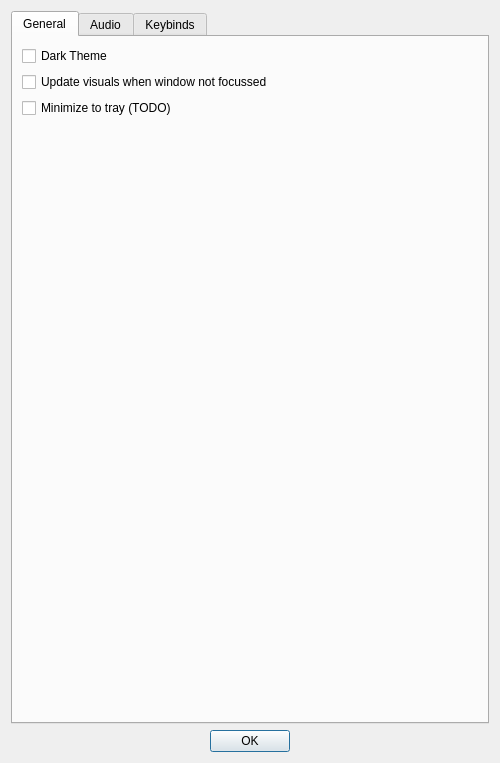
Above: src/Dialog/dialogsettings.ui from defaultsamson/Soundboard before the change. Below: the same form after it.
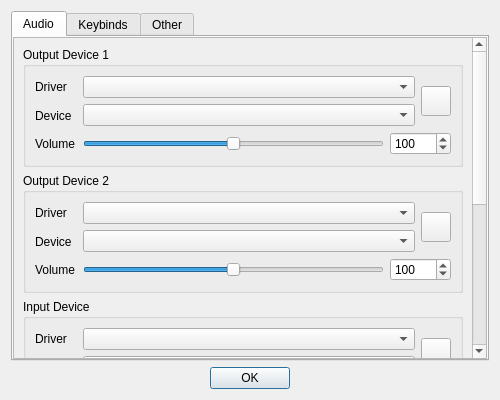
That is the form after the change. The open tabs and pages were chosen to show the change. Icons and pictures are not drawn. Custom widgets are drawn as their Qt base class.

Commit message: Changed default settings menu

```diff
--- a/src/Dialog/dialogsettings.ui
+++ b/src/Dialog/dialogsettings.ui
@@ -7,7 +7,7 @@
     <x>0</x>
     <y>0</y>
     <width>500</width>
-    <height>763</height>
+    <height>400</height>
    </rect>
   </property>
   <property name="windowTitle">
@@ -25,47 +25,6 @@
      <property name="currentIndex">
       <number>1</number>
      </property>
-     <widget class="QWidget" name="tab">
-      <attribute name="title">
-       <string>General</string>
-      </attribute>
-      <layout class="QVBoxLayout" name="verticalLayout_6">
-       <item>
-        <widget class="QCheckBox" name="checkBoxDarkTheme">
-         <property name="text">
-          <string>Dark Theme</string>
-         </property>
-        </widget>
-       </item>
-       <item>
-        <widget class="QCheckBox" name="checkBoxFocusVisuals">
-         <property name="text">
-          <string>Update visuals when window not focussed</string>
-         </property>
-        </widget>
-       </item>
-       <item>
-        <widget class="QCheckBox" name="checkBoxTrayMinimize">
-         <property name="text">
-          <string>Minimize to tray (TODO)</string>
-         </property>
-        </widget>
-       </item>
-       <item>
-        <spacer name="verticalSpacer_2">
-         <property name="orientation">
-          <enum>Qt::Vertical</enum>
-         </property>
-         <property name="sizeHint" stdset="0">
-          <size>
-           <width>20</width>
-           <height>40</height>
-          </size>
-         </property>
-        </spacer>
-       </item>
-      </layout>
-     </widget>
      <widget class="QWidget" name="tab_2">
       <attribute name="title">
        <string>Audio</string>
@@ -1077,6 +1036,40 @@
        </item>
       </layout>
      </widget>
+     <widget class="QWidget" name="tab_4">
+      <attribute name="title">
+       <string>Other</string>
+      </attribute>
+      <layout class="QVBoxLayout" name="verticalLayout_23">
+       <item>
+        <widget class="QCheckBox" name="checkBoxDarkTheme">
+         <property name="text">
+          <string>Dark Theme</string>
+         </property>
+        </widget>
+       </item>
+       <item>
+        <widget class="QCheckBox" name="checkBoxTrayMinimize">
+         <property name="text">
+          <string>Minimize to tray (TODO)</string>
+         </property>
+        </widget>
+       </item>
+       <item>
+        <spacer name="verticalSpacer_2">
+         <property name="orientation">
+          <enum>Qt::Vertical</enum>
+         </property>
+         <property name="sizeHint" stdset="0">
+          <size>
+           <width>20</width>
+           <height>241</height>
+          </size>
+         </property>
+        </spacer>
+       </item>
+      </layout>
+     </widget>
     </widget>
    </item>
    <item>
```
Left out of the diff: 2 changed lines with no effect on the pictures.
